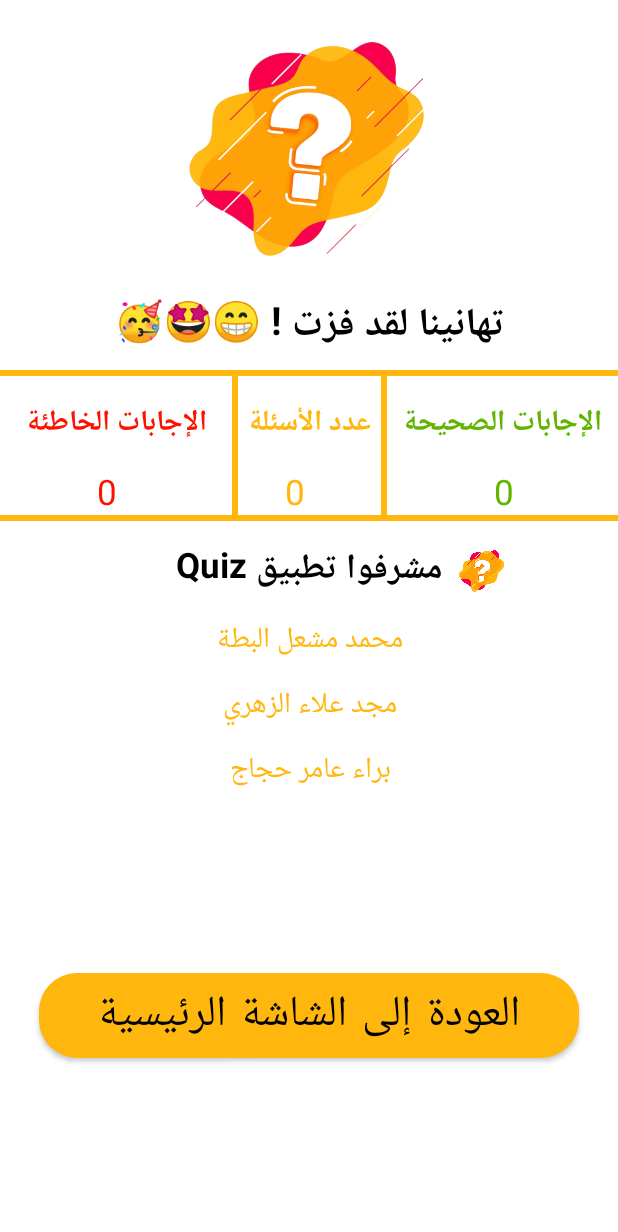
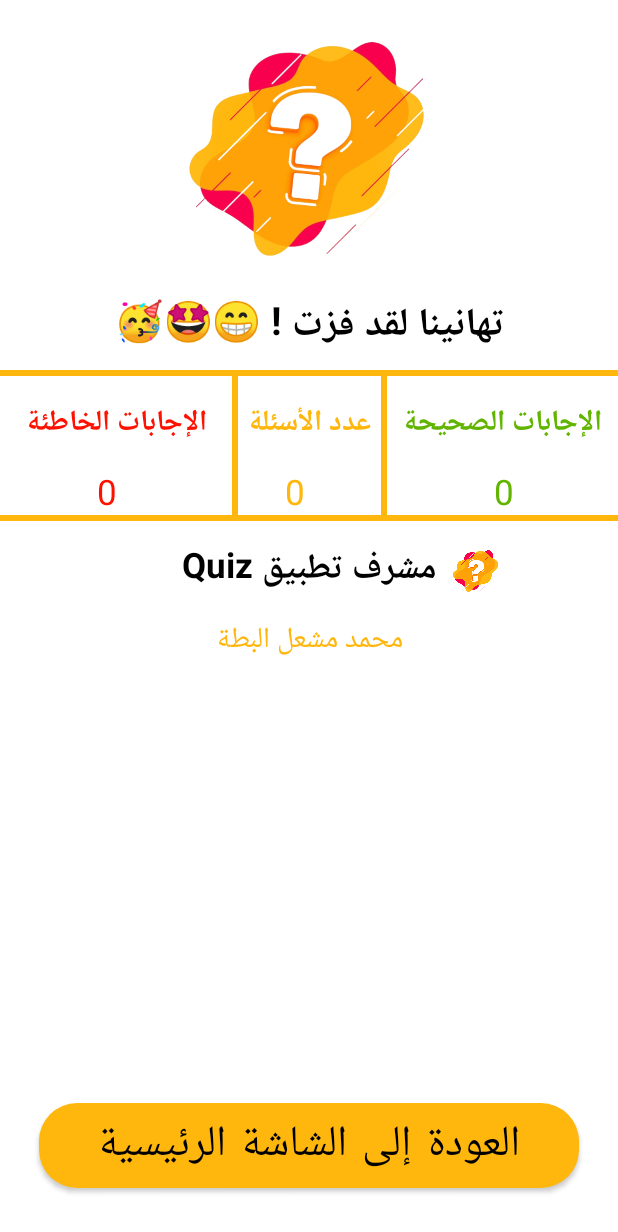
Before and after one commit to mohammed-Batta/Quiz-app-kolin, an Android app: the Res screen opened directly, with no data from a screen before it, on a phone screen of 412 x 824 dp. Shown: the top 1232 px of the screen. Run offline under Robolectric (Android 15) with nearby library versions, the phone set to English and light mode, and no system bars; our stand-ins replace sdp/ssp sizes.

Commit message:
complete Project

```diff
--- a/app/src/main/res/layout/activity_res.xml
+++ b/app/src/main/res/layout/activity_res.xml
@@ -32,7 +32,7 @@
         android:layout_width="wrap_content"
         android:layout_height="wrap_content"
         android:layout_marginTop="@dimen/_10sdp"
-        android:text="مشرفوا تطبيق Quiz"
+        android:text="مشرف تطبيق Quiz"
         android:textSize="@dimen/_18sdp"
         android:textStyle="bold"
         app:layout_constraintEnd_toEndOf="@+id/view"
@@ -50,30 +50,6 @@
         app:layout_constraintEnd_toEndOf="@+id/tv_lead"
         app:layout_constraintStart_toStartOf="@+id/tv_lead"
         app:layout_constraintTop_toBottomOf="@+id/tv_lead" />
-
-    <TextView
-        android:id="@+id/textView3"
-        android:layout_width="wrap_content"
-        android:layout_height="wrap_content"
-        android:text="مجد علاء الزهري"
-        android:layout_margin="@dimen/_8sdp"
-        android:textColor="@color/main"
-        android:textSize="@dimen/_15sdp"
-        app:layout_constraintEnd_toEndOf="@+id/textView2"
-        app:layout_constraintStart_toStartOf="@+id/textView2"
-        app:layout_constraintTop_toBottomOf="@+id/textView2" />
-
-    <TextView
-        android:id="@+id/textView5"
-        android:layout_width="wrap_content"
-        android:layout_height="wrap_content"
-        android:text="براء عامر حجاج"
-        android:layout_margin="@dimen/_8sdp"
-        android:textColor="@color/main"
-        android:textSize="@dimen/_15sdp"
-        app:layout_constraintEnd_toEndOf="@+id/textView3"
-        app:layout_constraintStart_toStartOf="@+id/textView3"
-        app:layout_constraintTop_toBottomOf="@+id/textView3" />
 
     <ImageView
         android:id="@+id/imageView4"
@@ -106,8 +82,7 @@
         app:layout_constraintBottom_toBottomOf="parent"
         app:layout_constraintEnd_toEndOf="parent"
         app:layout_constraintHorizontal_bias="0.49"
-        app:layout_constraintStart_toStartOf="parent"
-        app:layout_constraintTop_toBottomOf="@+id/textView5" />
+        app:layout_constraintStart_toStartOf="parent" />
 
     <androidx.constraintlayout.widget.ConstraintLayout
         android:id="@+id/constraintLayout"
```
Also changed, not shown: app/src/main/res/layout/activity_res_private.xml (+2 -27 lines).
